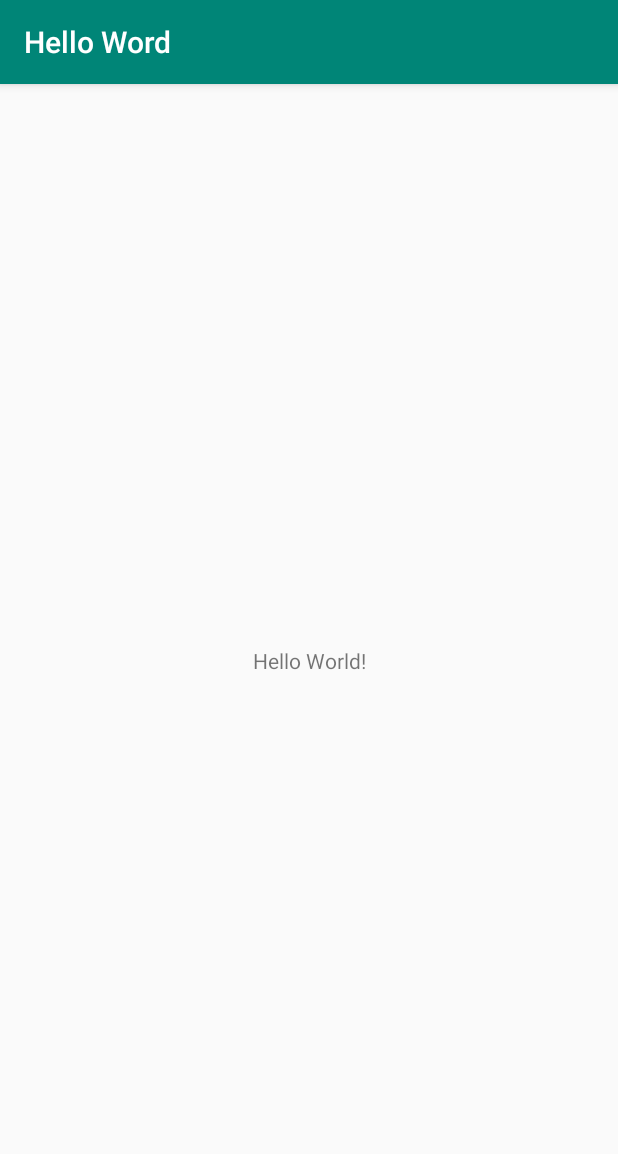
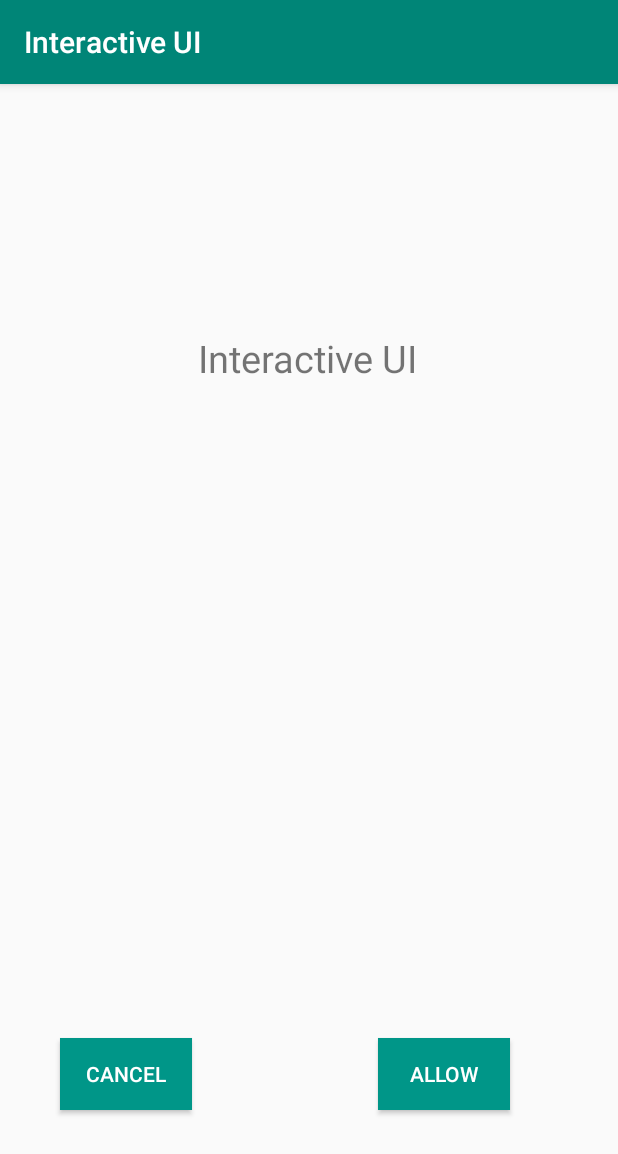
Before and after one commit to UR-CST-SICT-MAD/codelabs-uwizeyimana15, an Android app: the screen it shows after launch (MainActivity), on a phone screen of 412 x 824 dp. Shown: the top 1154 px of the screen. Run offline under Robolectric (Android 15) with nearby library versions, the phone set to English and light mode, and no system bars.

Commit message:
Interactive Ui

```diff
--- a/app/src/main/java/com/example/helloword/MainActivity.java
+++ b/app/src/main/java/com/example/helloword/MainActivity.java
@@ -1,16 +1,49 @@
 package com.example.helloword;
 
+import androidx.annotation.Nullable;
 import androidx.appcompat.app.AppCompatActivity;
+
+import android.content.Intent;
 import android.os.Bundle;
 import android.util.Log;
+import android.view.View;
+import android.widget.Button;
+import android.widget.TextView;
 
 public class MainActivity extends AppCompatActivity {
 
+    private  Button cancel,allow;
+    private TextView display;
     @Override
     protected void onCreate(Bundle savedInstanceState) {
         super.onCreate(savedInstanceState);
         setContentView(R.layout.activity_main);
         Log.d("Activity","Activity created");
+        cancel = findViewById(R.id.button);
+        allow = findViewById(R.id.button2);
+        display = findViewById(R.id.textView1);
+
+        cancel.setOnClickListener(new View.OnClickListener() {
+            @Override
+            public void onClick(View v) {
+                display.setText("Operation Cancel");
+            }
+        });
+        allow.setOnClickListener(new View.OnClickListener() {
+            @Override
+            public void onClick(View v) {
+                Intent intent  = new Intent(getApplicationContext(),Main2Activity.class);
+                intent.putExtra("message","Operation Allowed");
+                startActivityForResult(intent,1);
+            }
+        });
+    }
+
+    @Override
+    protected void onActivityResult(int requestCode, int resultCode, @Nullable Intent data) {
+        super.onActivityResult(requestCode, resultCode, data);
+        String backMessage = data.getStringExtra("back");
+        display.setText(backMessage);
     }
 
     @Override
--- a/app/src/main/res/layout/activity_main.xml
+++ b/app/src/main/res/layout/activity_main.xml
@@ -8,12 +8,42 @@
     tools:context=".MainActivity">
 
     <TextView
+        android:id="@+id/textView1"
         android:layout_width="wrap_content"
         android:layout_height="wrap_content"
-        android:text="Hello World!"
+        android:text="@string/interactive_ui"
+        android:textSize="25sp"
         app:layout_constraintBottom_toBottomOf="parent"
+        app:layout_constraintHorizontal_bias="0.498"
         app:layout_constraintLeft_toLeftOf="parent"
         app:layout_constraintRight_toRightOf="parent"
-        app:layout_constraintTop_toTopOf="parent" />
+        app:layout_constraintTop_toTopOf="parent"
+        app:layout_constraintVertical_bias="0.225" />
+
+    <Button
+        android:id="@+id/button"
+        android:layout_width="wrap_content"
+        android:layout_height="wrap_content"
+        android:layout_marginStart="40dp"
+        android:layout_marginLeft="40dp"
+        android:layout_marginBottom="84dp"
+        android:background="#009688"
+        android:text="@string/cancel"
+        android:textColor="#FFFFFF"
+        app:layout_constraintBottom_toBottomOf="parent"
+        app:layout_constraintStart_toStartOf="parent" />
+
+    <Button
+        android:id="@+id/button2"
+        android:layout_width="wrap_content"
+        android:layout_height="wrap_content"
+        android:layout_marginEnd="72dp"
+        android:layout_marginRight="72dp"
+        android:layout_marginBottom="84dp"
+        android:background="#009688"
+        android:text="@string/allow"
+        android:textColor="#FFFFFF"
+        app:layout_constraintBottom_toBottomOf="parent"
+        app:layout_constraintEnd_toEndOf="parent" />
 
 </androidx.constraintlayout.widget.ConstraintLayout>
--- a/app/src/main/res/values/strings.xml
+++ b/app/src/main/res/values/strings.xml
@@ -1,3 +1,7 @@
 <resources>
-    <string name="app_name">Hello Word</string>
+    <string name="app_name">Interactive UI</string>
+    <string name="interactive_ui">Interactive UI</string>
+    <string name="cancel">Cancel</string>
+    <string name="allow">Allow</string>
+    <string name="go_back">Go Back</string>
 </resources>
```
Also changed, not shown: app/src/main/AndroidManifest.xml (+4 -3 lines), app/src/main/java/com/example/helloword/Main2Activity.java (added, +47 -0 lines), app/src/main/res/layout/activity_main2.xml (added, +35 -0 lines).
